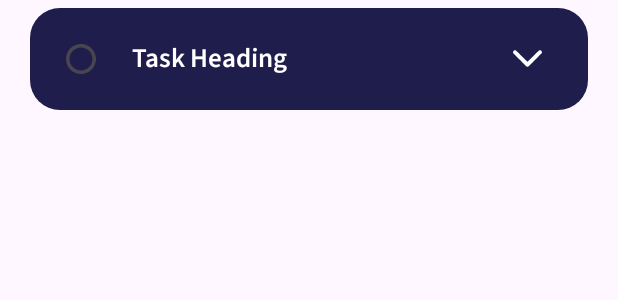
After one commit to Aswajith7077/TaskAce, an Android app: the layout other_task_layout.xml on its own in the app's theme, with its tools: preview values and no code run, on a phone screen of 412 x 824 dp. The commit adds this screen. Shown: the top 300 px of the screen. Run offline under Robolectric (Android 15) with nearby library versions, the phone set to English and light mode, and no system bars.

Commit message:
commit two

```diff
--- a/app/src/main/java/com/example/tasker/DailyTaskElements.kt
+++ b/app/src/main/java/com/example/tasker/DailyTaskElements.kt
@@ -21,5 +21,7 @@ data class DailyTaskElements(
     companion object{
         const val TYPE_DAILY = -72919
         const val TYPE_RANGE = 253048
+
+        const val DAILY_TYPE_KEY = "taskRangeType"
     }
 }
--- /dev/null
+++ b/app/src/main/res/drawable/check_animated.xml
@@ -0,0 +1,56 @@
+<animated-vector
+    xmlns:android="http://schemas.android.com/apk/res/android"
+    xmlns:aapt="http://schemas.android.com/aapt">
+    <aapt:attr name="android:drawable">
+        <vector
+            android:name="vector"
+            android:width="1105dp"
+            android:height="1105dp"
+            android:viewportWidth="1105"
+            android:viewportHeight="1105">
+            <group android:name="path_1_inside_1_105_7">
+                <path
+                    android:name="path"
+                    android:pathData="M 768.227 115.049 C 784.043 82.977 770.949 43.761 737.248 31.803 C 638.062 -3.39 530.409 -9.669 427.04 14.433 C 302.556 43.459 191.987 114.75 114.172 216.159 C 36.358 317.569 -3.886 442.822 0.296 570.577 C 4.478 698.333 52.828 820.685 137.108 916.789 C 221.389 1012.89 336.384 1076.8 462.5 1097.62 C 588.617 1118.44 718.051 1094.89 828.75 1030.98 C 939.449 967.067 1024.56 866.749 1069.59 747.118 C 1106.98 647.78 1114.8 540.229 1092.86 437.297 C 1085.4 402.324 1048.23 384.223 1014.37 395.717 C 980.505 407.212 962.907 443.976 969.104 479.194 C 982.166 553.428 975.218 630.227 948.391 701.503 C 913.919 793.095 848.754 869.9 764.002 918.832 C 679.249 967.764 580.152 985.795 483.595 969.854 C 387.038 953.912 298.995 904.984 234.469 831.406 C 169.943 757.827 132.925 664.152 129.723 566.34 C 126.521 468.529 157.333 372.633 216.909 294.992 C 276.485 217.351 361.138 162.769 456.446 140.547 C 530.614 123.253 607.662 126.389 679.556 149.028 C 713.665 159.769 752.411 147.12 768.227 115.049 Z"
+                    android:fillColor="#000"
+                    android:strokeWidth="1"/>
+            </group>
+            <path
+                android:name="path_1"
+                android:pathData="M 768.227 115.049 C 784.043 82.977 770.949 43.761 737.248 31.803 C 638.062 -3.39 530.409 -9.669 427.04 14.433 C 302.556 43.459 191.987 114.75 114.172 216.159 C 36.358 317.569 -3.886 442.822 0.296 570.577 C 4.478 698.333 52.828 820.685 137.108 916.789 C 221.389 1012.89 336.384 1076.8 462.5 1097.62 C 588.617 1118.44 718.051 1094.89 828.75 1030.98 C 939.449 967.067 1024.56 866.749 1069.59 747.118 C 1106.98 647.78 1114.8 540.229 1092.86 437.297 C 1085.4 402.324 1048.23 384.223 1014.37 395.717 C 980.505 407.212 962.907 443.976 969.104 479.194 C 982.166 553.428 975.218 630.227 948.391 701.503 C 913.919 793.095 848.754 869.9 764.002 918.832 C 679.249 967.764 580.152 985.795 483.595 969.854 C 387.038 953.912 298.995 904.984 234.469 831.406 C 169.943 757.827 132.925 664.152 129.723 566.34 C 126.521 468.529 157.333 372.633 216.909 294.992 C 276.485 217.351 361.138 162.769 456.446 140.547 C 530.614 123.253 607.662 126.389 679.556 149.028 C 713.665 159.769 752.411 147.12 768.227 115.049 Z"
+                android:fillColor="#00ff85"
+                android:strokeColor="#00ff85"
+                android:strokeWidth="2"/>
+            <path
+                android:name="path_2"
+                android:pathData="M 354 456.5 L 556.834 643.998 C 558.036 645.109 559.907 645.052 561.039 643.869 L 1045 138"
+                android:fillColor="#000"
+                android:fillAlpha="0"
+                android:strokeColor="#00ff85"
+                android:strokeWidth="119"
+                android:strokeLineCap="round"/>
+        </vector>
+    </aapt:attr>
+    <target android:name="path_2">
+        <aapt:attr name="android:animation">
+            <objectAnimator
+                android:propertyName="trimPathEnd"
+                android:duration="1000"
+                android:valueFrom="0"
+                android:valueTo="1"
+                android:valueType="floatType"
+                android:interpolator="@android:interpolator/fast_out_slow_in"/>
+        </aapt:attr>
+    </target>
+    <target android:name="path_1">
+        <aapt:attr name="android:animation">
+            <objectAnimator
+                android:propertyName="fillColor"
+                android:duration="1000"
+                android:valueFrom="#ffffff"
+                android:valueTo="#00ff85"
+                android:valueType="colorType"
+                android:interpolator="@android:interpolator/fast_out_slow_in"/>
+        </aapt:attr>
+    </target>
+</animated-vector>
--- /dev/null
+++ b/app/src/main/res/drawable/custom_check_box_bg.xml
@@ -0,0 +1,6 @@
+<?xml version="1.0" encoding="utf-8"?>
+<selector xmlns:android="http://schemas.android.com/apk/res/android">
+    <item android:state_checked="false"
+        android:drawable="@drawable/unchecked"/>
+    <item android:state_checked="true" android:drawable="@drawable/check_animated"/>
+</selector>
--- /dev/null
+++ b/app/src/main/res/drawable/unchecked.xml
@@ -0,0 +1,5 @@
+<vector xmlns:android="http://schemas.android.com/apk/res/android" android:height="20dp" android:viewportHeight="1105" android:viewportWidth="1105" android:width="20dp">
+
+    <path android:fillColor="#ffffff" android:pathData="M1105,552.5C1105,857.6 857.6,1105 552.5,1105C247.4,1105 0,857.6 0,552.5C0,247.4 247.4,0 552.5,0C857.6,0 1105,247.4 1105,552.5ZM129.5,552.5C129.5,786.1 318.9,975.5 552.5,975.5C786.1,975.5 975.5,786.1 975.5,552.5C975.5,318.9 786.1,129.5 552.5,129.5C318.9,129.5 129.5,318.9 129.5,552.5Z"/>
+
+</vector>
--- a/app/src/main/res/layout/fragment_home.xml
+++ b/app/src/main/res/layout/fragment_home.xml
@@ -273,6 +273,7 @@
                         android:layout_height="wrap_content" />
 
                     <androidx.appcompat.widget.AppCompatButton
+                        android:id="@+id/add_other_task_button"
                         android:layout_width="150dp"
                         android:layout_height="50dp"
                         android:layout_below="@id/no_task_text"
--- /dev/null
+++ b/app/src/main/res/layout/other_task_layout.xml
@@ -0,0 +1,109 @@
+<?xml version="1.0" encoding="utf-8"?>
+<RelativeLayout xmlns:android="http://schemas.android.com/apk/res/android"
+    android:layout_width="match_parent"
+    android:layout_height="wrap_content"
+    android:background="@drawable/input_bg2"
+    android:layout_marginVertical="5dp"
+    android:layout_marginHorizontal="20dp">
+
+
+    <RelativeLayout
+        android:id="@+id/other_task_heading_layout"
+        android:layout_width="match_parent"
+        android:layout_height="wrap_content"
+        >
+        <TextView
+            android:id="@+id/other_task_heading"
+            android:layout_width="match_parent"
+            android:layout_height="wrap_content"
+            android:text="Task Heading"
+            android:textSize="18dp"
+            android:textColor="@color/white"
+            android:fontFamily="@font/source_sans_semibold"
+            android:layout_marginVertical="15dp"
+            android:layout_toLeftOf="@id/other_task_expand_button"
+            android:layout_toRightOf="@id/other_task_check_box"
+            android:layout_centerVertical="true"
+
+            />
+
+        <CheckBox
+            android:id="@+id/other_task_check_box"
+            android:layout_width="wrap_content"
+            android:layout_height="wrap_content"
+            android:layout_margin="10dp"
+            android:button="@drawable/custom_check_box_bg"
+            android:background="@color/card_color"
+            />
+
+        <ImageView
+            android:id="@+id/other_task_expand_button"
+            android:layout_width="50dp"
+            android:layout_height="50dp"
+            android:src="@drawable/arrow_down_sign_to_navigate"
+            android:padding="15dp"
+            android:layout_centerVertical="true"
+            android:layout_alignParentRight="true"
+            android:layout_marginHorizontal="15dp"
+            />
+    </RelativeLayout>
+
+    <TextView
+        android:id="@+id/other_task_starting_from"
+        android:layout_width="match_parent"
+        android:layout_height="wrap_content"
+        android:text="Starting From : 12-29-2024 GMT+ 05:30 02:30"
+        android:textColor="@color/white"
+        android:layout_below="@id/other_task_heading_layout"
+        android:fontFamily="@font/source_sans"
+        android:layout_marginBottom="5dp"
+        android:textSize="14dp"
+        android:layout_marginHorizontal="25dp"
+        android:visibility="gone"
+        />
+    <TextView
+        android:id="@+id/other_task_ending_at"
+        android:layout_width="match_parent"
+        android:layout_height="wrap_content"
+        android:text="Ending At : 12-29-2024 GMT+ 05:30 02:30"
+        android:textColor="@color/white"
+        android:layout_below="@id/other_task_starting_from"
+        android:fontFamily="@font/source_sans"
+        android:layout_marginBottom="5dp"
+        android:textSize="14dp"
+        android:layout_marginHorizontal="25dp"
+        android:visibility="gone"
+        />
+    <TextView
+        android:id="@+id/other_task_duration"
+        android:layout_width="match_parent"
+        android:layout_height="wrap_content"
+        android:text="Duration : 2 days 10 hours 54 minutes"
+        android:textColor="@color/white"
+        android:layout_below="@id/other_task_ending_at"
+        android:layout_marginHorizontal="25dp"
+        android:fontFamily="@font/source_sans"
+        android:layout_marginBottom="15dp"
+        android:textSize="14dp"
+        android:visibility="gone"
+
+        />
+
+    <androidx.appcompat.widget.AppCompatButton
+        android:id="@+id/other_task_view_more_button"
+        android:layout_width="wrap_content"
+        android:layout_height="40dp"
+        android:background="@drawable/button_bg"
+        android:text="View More"
+        android:textColor="@color/white"
+        android:fontFamily="@font/source_sans_semibold"
+        android:textAllCaps="false"
+        android:paddingHorizontal="30dp"
+        android:layout_alignParentRight="true"
+        android:layout_below="@id/other_task_duration"
+        android:layout_marginRight="15dp"
+        android:layout_marginBottom="15dp"
+        android:visibility="gone"
+        />
+
+</RelativeLayout>
```
Also changed, not shown: app/src/main/java/com/example/tasker/CreateProgressiveTask.kt (+14 -10 lines), app/src/main/java/com/example/tasker/HomeFragment.kt (+119 -5 lines), app/src/main/java/com/example/tasker/OtherTaskAdapter.kt (added, +76 -0 lines), app/src/main/res/drawable/checked.xml (added, +21 -0 lines).
